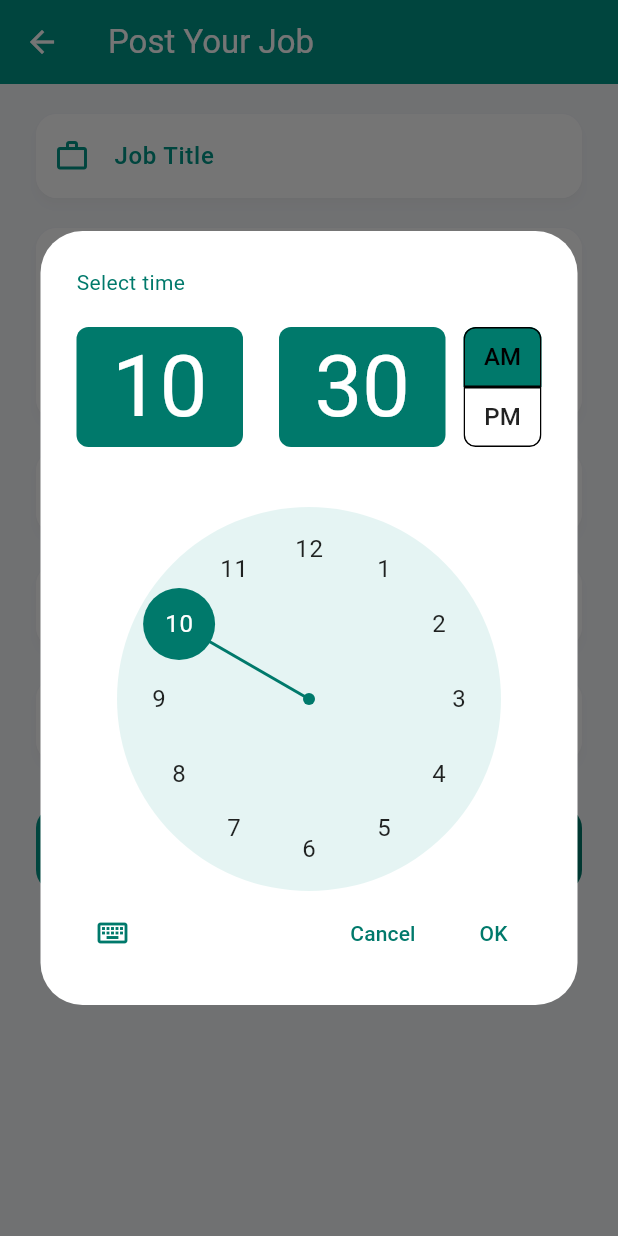
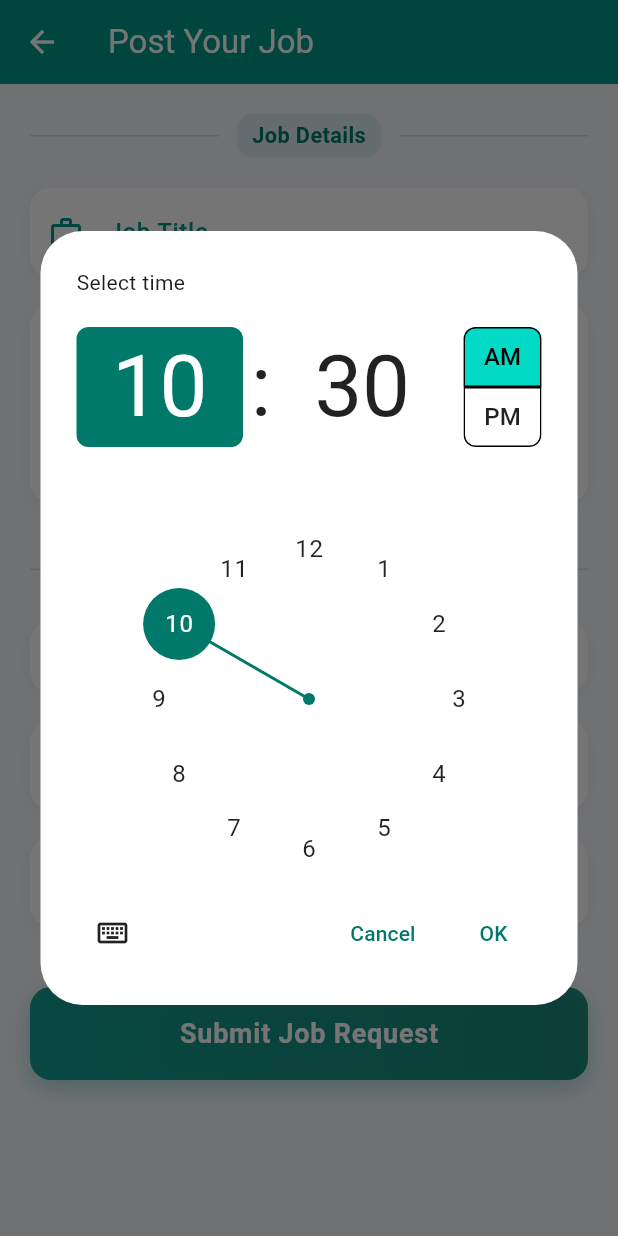
Before and after one commit to imgrasooldev/flutter_learning, a Flutter app: the JobPostPage screen opened directly with empty values, after a tap on "Select Time Slot", on a phone screen of 412 x 824 dp. Run offline on Flutter 3.47's test engine with Material 3 defaults, Android fonts, the phone set to English and light mode, and no system bars; our stand-ins replace bloc, dio, equatable, flutter_bloc, go_router, shared_preferences; accounts and stored records are empty.

Commit message:
Bit more modification for UI

```diff
--- a/lib/features/seeker/views/job_post_page.dart
+++ b/lib/features/seeker/views/job_post_page.dart
@@ -54,17 +54,19 @@ class _JobPostPageState extends State<JobPostPage> {
         iconTheme: const IconThemeData(color: Colors.white),
       ),
       body: SingleChildScrollView(
-        padding: EdgeInsets.fromLTRB(24, 20, 24, viewInsets.bottom + 30),
+        padding: EdgeInsets.fromLTRB(20, 20, 20, viewInsets.bottom + 30),
         child: Column(
           crossAxisAlignment: CrossAxisAlignment.stretch,
           children: [
+            _sectionDivider('Job Details'),
+            const SizedBox(height: 20),
             _inputField(
               controller: _titleController,
               label: 'Job Title',
               hint: 'Enter job title...',
               icon: Icons.work_outline,
             ),
-            const SizedBox(height: 20),
+            const SizedBox(height: 18),
             _inputField(
               controller: _descriptionController,
               label: 'Description',
@@ -72,9 +74,11 @@ class _JobPostPageState extends State<JobPostPage> {
               icon: Icons.description_outlined,
               maxLines: 4,
             ),
+            const SizedBox(height: 30),
+            _sectionDivider('Category & Timing'),
             const SizedBox(height: 20),
             _categoryDropdown(),
-            const SizedBox(height: 20),
+            const SizedBox(height: 18),
             _selectableField(
               label: 'Select Date',
               value:
@@ -84,7 +88,7 @@ class _JobPostPageState extends State<JobPostPage> {
               icon: Icons.calendar_today_outlined,
               onTap: _pickDate,
             ),
-            const SizedBox(height: 20),
+            const SizedBox(height: 18),
             _selectableField(
               label: 'Select Time Slot',
               value:
@@ -92,35 +96,36 @@ class _JobPostPageState extends State<JobPostPage> {
               icon: Icons.access_time,
               onTap: _pickTime,
             ),
-            const SizedBox(height: 30),
-            DecoratedBox(
-              decoration: BoxDecoration(
-                gradient: const LinearGradient(
-                  colors: [AppColors.primary, AppColors.primaryDark],
-                ),
-                borderRadius: BorderRadius.circular(14),
-              ),
-              child: ElevatedButton(
-                onPressed: _submitJob,
-                style: ElevatedButton.styleFrom(
-                  backgroundColor: Colors.transparent,
-                  shadowColor: Colors.transparent,
-                  foregroundColor: Colors.white,
-                  padding: const EdgeInsets.symmetric(vertical: 16),
-                  shape: RoundedRectangleBorder(
-                    borderRadius: BorderRadius.circular(14),
+            const SizedBox(height: 40),
+            _submitButton(),
+          ],
         ),
       ),
-                child: const Text(
-                  'Submit Job Request',
-                  style: TextStyle(fontSize: 17, fontWeight: FontWeight.w600),
+    );
+  }
+
+  Widget _sectionDivider(String title) {
+    return Row(
+      children: [
+        Expanded(child: Divider(color: Colors.black12, thickness: 1)),
+        Container(
+          margin: const EdgeInsets.symmetric(horizontal: 12),
+          padding: const EdgeInsets.symmetric(horizontal: 10, vertical: 4),
+          decoration: BoxDecoration(
+            color: AppColors.primary.withOpacity(0.1),
+            borderRadius: BorderRadius.circular(10),
+          ),
+          child: Text(
+            title,
+            style: const TextStyle(
+              fontSize: 14.5,
+              color: AppColors.primaryDark,
+              fontWeight: FontWeight.w600,
             ),
           ),
         ),
-            const SizedBox(height: 16),
+        Expanded(child: Divider(color: Colors.black12, thickness: 1)),
       ],
-        ),
-      ),
     );
   }
 
@@ -131,10 +136,18 @@ class _JobPostPageState extends State<JobPostPage> {
     required IconData icon,
     int maxLines = 1,
   }) {
-    return Material(
-      elevation: 2.5,
-      shadowColor: Colors.black12,
+    return Container(
+      decoration: BoxDecoration(
+        color: AppColors.fieldFill,
         borderRadius: BorderRadius.circular(14),
+        boxShadow: [
+          BoxShadow(
+            color: Colors.black12.withOpacity(0.05),
+            blurRadius: 6,
+            offset: const Offset(0, 2),
+          ),
+        ],
+      ),
       child: TextField(
         controller: controller,
         maxLines: maxLines,
@@ -145,27 +158,31 @@ class _JobPostPageState extends State<JobPostPage> {
             fontWeight: FontWeight.w500,
           ),
           hintText: hint,
+          hintStyle: const TextStyle(color: Colors.grey),
           prefixIcon: Icon(icon, color: AppColors.primary),
-          filled: true,
-          fillColor: AppColors.fieldFill,
           border: OutlineInputBorder(
             borderRadius: BorderRadius.circular(14),
             borderSide: BorderSide.none,
           ),
-          focusedBorder: OutlineInputBorder(
-            borderRadius: BorderRadius.circular(14),
-            borderSide: const BorderSide(color: AppColors.primary, width: 1.4),
-          ),
+          contentPadding: const EdgeInsets.symmetric(vertical: 18),
         ),
       ),
     );
   }
 
   Widget _categoryDropdown() {
-    return Material(
-      elevation: 2.5,
+    return Container(
+      decoration: BoxDecoration(
+        color: AppColors.fieldFill,
         borderRadius: BorderRadius.circular(14),
-      shadowColor: Colors.black12,
+        boxShadow: [
+          BoxShadow(
+            color: Colors.black12.withOpacity(0.05),
+            blurRadius: 6,
+            offset: const Offset(0, 2),
+          ),
+        ],
+      ),
       child: DropdownButtonFormField<CategoryModel>(
         value: _selectedCategory,
         isExpanded: true,
@@ -176,26 +193,17 @@ class _JobPostPageState extends State<JobPostPage> {
             color: AppColors.primary,
             fontWeight: FontWeight.w500,
           ),
-          filled: true,
-          fillColor: AppColors.fieldFill,
           border: OutlineInputBorder(
             borderRadius: BorderRadius.circular(14),
             borderSide: BorderSide.none,
           ),
-          focusedBorder: OutlineInputBorder(
-            borderRadius: BorderRadius.circular(14),
-            borderSide: const BorderSide(color: AppColors.primary, width: 1.4),
-          ),
+          contentPadding: const EdgeInsets.symmetric(horizontal: 16),
         ),
         items:
             widget.categories.map((cat) {
               return DropdownMenuItem<CategoryModel>(
                 value: cat,
-                child: Text(
-                  cat.name,
-                  overflow: TextOverflow.ellipsis,
-                  style: const TextStyle(fontSize: 15.5),
-                ),
+                child: Text(cat.name, style: const TextStyle(fontSize: 16)),
               );
             }).toList(),
         onChanged: (value) {
@@ -212,19 +220,22 @@ class _JobPostPageState extends State<JobPostPage> {
     required VoidCallback onTap,
   }) {
     final bool isSelected = value.isNotEmpty;
-    return Material(
-      elevation: 2.5,
-      borderRadius: BorderRadius.circular(14),
-      shadowColor: Colors.black12,
-      child: InkWell(
+    return InkWell(
       onTap: onTap,
       borderRadius: BorderRadius.circular(14),
       child: Ink(
         decoration: BoxDecoration(
           color: AppColors.fieldFill,
           borderRadius: BorderRadius.circular(14),
+          boxShadow: [
+            BoxShadow(
+              color: Colors.black12.withOpacity(0.05),
+              blurRadius: 6,
+              offset: const Offset(0, 2),
             ),
-          padding: const EdgeInsets.symmetric(horizontal: 16, vertical: 16),
+          ],
+        ),
+        padding: const EdgeInsets.symmetric(horizontal: 16, vertical: 18),
         child: Row(
           children: [
             Icon(icon, color: AppColors.primary),
@@ -233,17 +244,50 @@ class _JobPostPageState extends State<JobPostPage> {
               child: Text(
                 isSelected ? value : label,
                 style: TextStyle(
-                    fontSize: 15.5,
-                    color:
-                        isSelected
-                            ? AppColors.textPrimary
-                            : AppColors.primary, // <-- FIXED
+                  fontSize: 16,
+                  color: isSelected ? AppColors.textPrimary : AppColors.primary,
                   fontWeight: FontWeight.w500,
                 ),
               ),
             ),
             const Icon(Icons.chevron_right, color: Colors.grey),
           ],
+        ),
+      ),
+    );
+  }
+
+  Widget _submitButton() {
+    return GestureDetector(
+      onTap: _submitJob,
+      child: AnimatedContainer(
+        duration: const Duration(milliseconds: 200),
+        padding: const EdgeInsets.symmetric(vertical: 18),
+        decoration: BoxDecoration(
+          gradient: LinearGradient(
+            colors: [
+              AppColors.primary.withOpacity(0.9),
+              AppColors.primaryDark.withOpacity(0.85),
+            ],
+          ),
+          borderRadius: BorderRadius.circular(14),
+          boxShadow: [
+            BoxShadow(
+              color: AppColors.primary.withOpacity(0.3),
+              blurRadius: 12,
+              offset: const Offset(0, 5),
+            ),
+          ],
+        ),
+        child: const Center(
+          child: Text(
+            'Submit Job Request',
+            style: TextStyle(
+              color: Colors.white,
+              fontSize: 18,
+              fontWeight: FontWeight.w600,
+              letterSpacing: 0.5,
+            ),
           ),
         ),
       ),
@@ -261,14 +305,8 @@ class _JobPostPageState extends State<JobPostPage> {
           data: Theme.of(context).copyWith(
             colorScheme: ColorScheme.light(
               primary: AppColors.primaryDark,
-              secondary: AppColors.primaryDark,
               onPrimary: Colors.white,
-              onSurface: Colors.black87,
-            ),
-            textButtonTheme: TextButtonThemeData(
-              style: TextButton.styleFrom(
-                foregroundColor: AppColors.primaryDark,
-              ),
+              onSurface: AppColors.textPrimary,
             ),
           ),
           child: child!,
@@ -289,22 +327,8 @@ class _JobPostPageState extends State<JobPostPage> {
           data: Theme.of(context).copyWith(
             colorScheme: ColorScheme.light(
               primary: AppColors.primaryDark,
-              secondary: AppColors.primaryDark,
               onPrimary: Colors.white,
-              onSurface: Colors.black87,
-            ),
-            textButtonTheme: TextButtonThemeData(
-              style: TextButton.styleFrom(
-                foregroundColor: AppColors.primaryDark,
-              ),
-            ),
-            timePickerTheme: TimePickerThemeData(
-              dialHandColor: AppColors.primaryDark,
-              dialBackgroundColor: AppColors.primary.withOpacity(0.1),
-              hourMinuteColor: AppColors.primaryDark,
-              hourMinuteTextColor: Colors.white,
-              entryModeIconColor: AppColors.primaryDark,
-              helpTextStyle: const TextStyle(color: AppColors.primaryDark),
+              onSurface: AppColors.textPrimary,
             ),
           ),
           child: child!,
```
Lines whose indentation alone changed are shown as unchanged.
